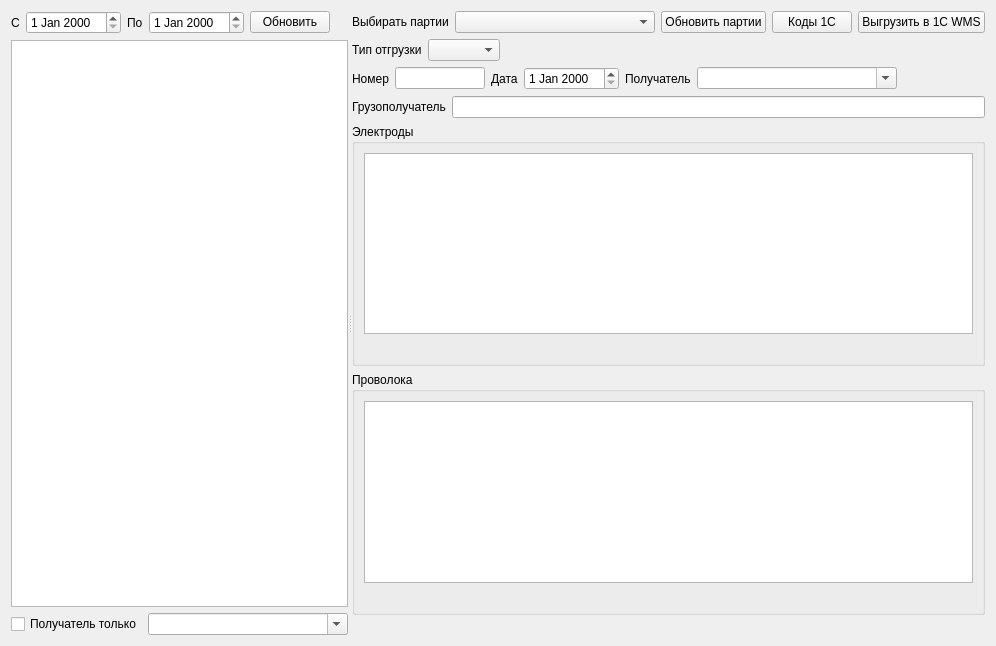
Old version of the form formship.ui in the repository Sergeyego/warehouse.
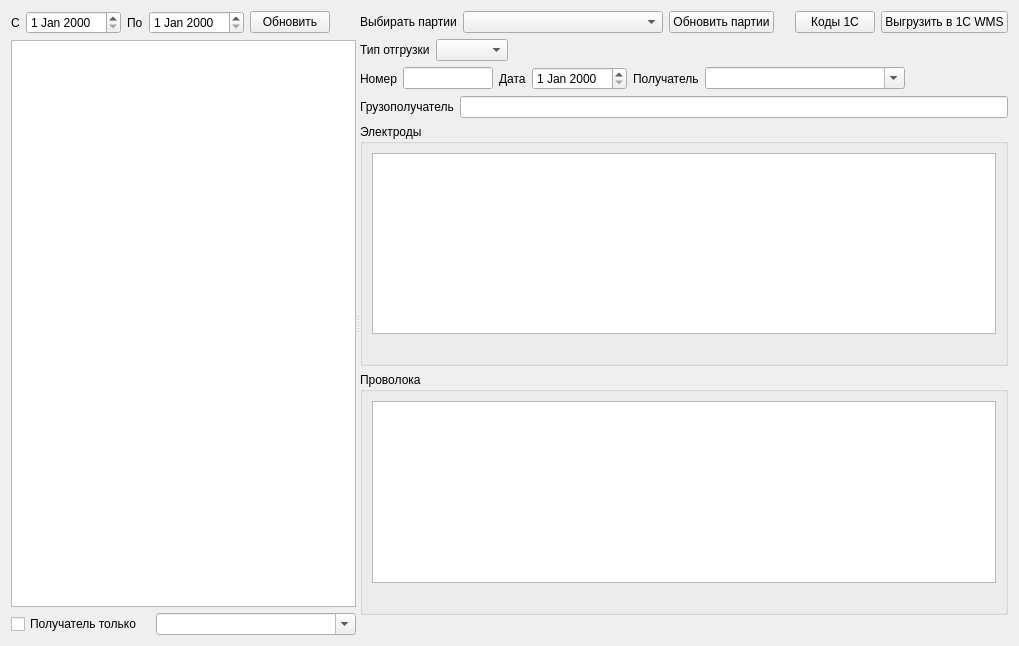
New version of the form. Custom widgets are drawn as their Qt base class.

Diff of the .ui file:
```diff
--- a/formship.ui
+++ b/formship.ui
@@ -6,7 +6,7 @@
    <rect>
     <x>0</x>
     <y>0</y>
-    <width>956</width>
+    <width>1019</width>
     <height>646</height>
    </rect>
   </property>
```
